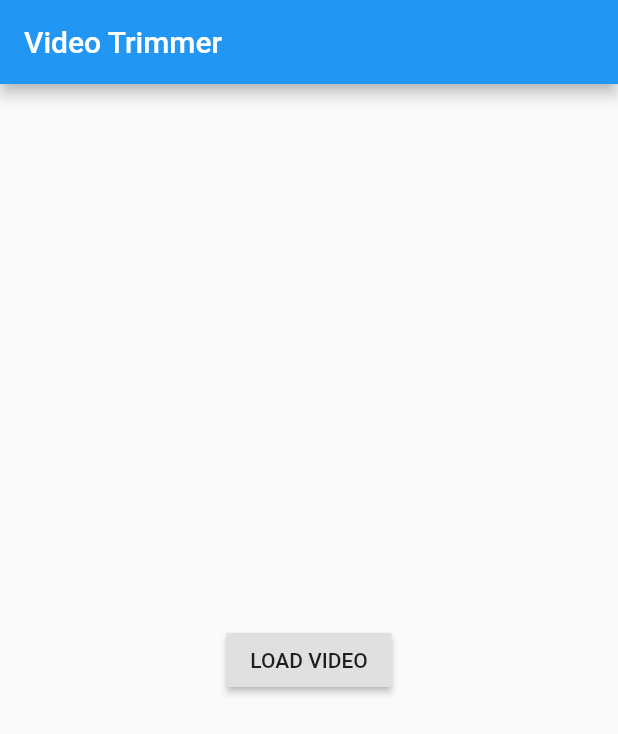
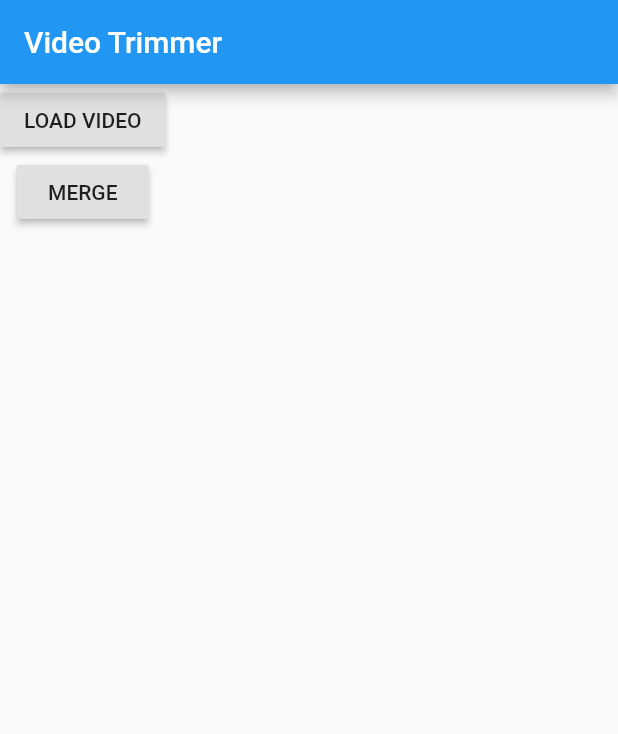
Before and after one commit to FOLK-Developers/flutter-video-editor, a Flutter app: the HomePage screen opened directly, on a phone screen of 412 x 824 dp. Shown: the top 734 px of the screen. Run offline on Flutter 3.47's test engine with Material 2 defaults, Android fonts, the phone set to English and light mode, and no system bars; our stand-ins replace chewie, firebase_messaging, gallery_saver, image_picker, video_player; missing offline and left inert: flutter_ffmpeg, video_trimmer; accounts and stored records are empty.

Commit message:
Update hh.dart

```diff
--- a/aikya/lib/hh.dart
+++ b/aikya/lib/hh.dart
@@ -29,9 +29,9 @@ class HomePage extends StatelessWidget {
       appBar: AppBar(
         title: Text("Video Trimmer"),
       ),
-      body: Center(
-        child: Container(
-          child: RaisedButton(
+      body: Column(
+        children: [
+          RaisedButton(
             child: Text("LOAD VIDEO"),
             onPressed: () async {
               File file = await ImagePicker.pickVideo(
@@ -47,12 +47,19 @@ class HomePage extends StatelessWidget {
               }
             },
           ),
-        ),
+          RaisedButton(
+              child: Text("MERGE"),
+              onPressed: () {
+                Navigator.of(context)
+                    .push(MaterialPageRoute(builder: (context) {
+                  return Merge();
+                }));
+              }),
+        ],
       ),
     );
   }
 }
-
 class TrimmerView extends StatefulWidget {
   final Trimmer _trimmer;
   TrimmerView(this._trimmer);
```
